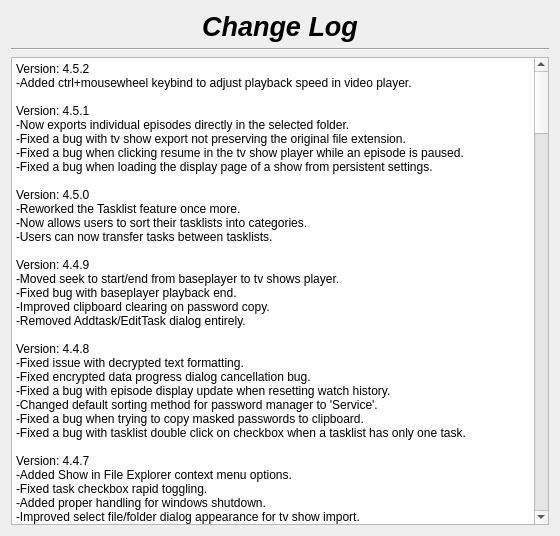
This is changelog.ui in therealMaPMaKeR/MMDiary as Qt 5 draws it before an edit. The edited form follows.
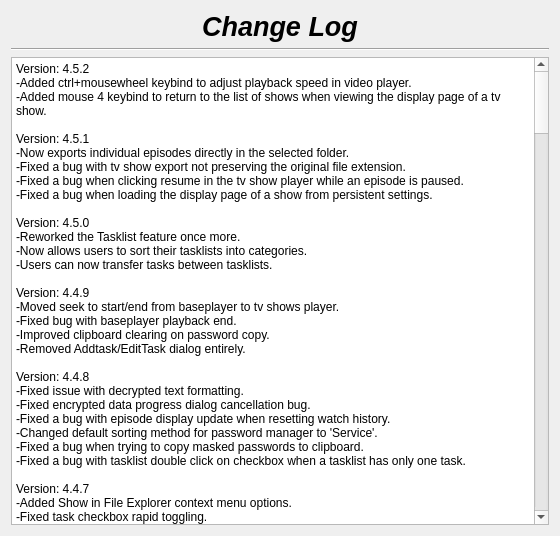
This is the edited form.

Commit message: added mouse4 keybind to tvshow display page

Patch:
```diff
--- a/changelog.ui
+++ b/changelog.ui
@@ -55,7 +55,7 @@
 li.unchecked::marker { content: &quot;\2610&quot;; }
 li.checked::marker { content: &quot;\2612&quot;; }
 &lt;/style&gt;&lt;/head&gt;&lt;body style=&quot; font-family:'Segoe UI'; font-size:9pt; font-weight:400; font-style:normal;&quot;&gt;
-&lt;p style=&quot; margin-top:0px; margin-bottom:0px; margin-left:0px; margin-right:0px; -qt-block-indent:0; text-indent:0px;&quot;&gt;Version: 4.5.2&lt;br /&gt;-Added ctrl+mousewheel keybind to adjust playback speed in video player.&lt;br /&gt;&lt;br /&gt;Version: 4.5.1&lt;br /&gt;-Now exports individual episodes directly in the selected folder.&lt;br /&gt;-Fixed a bug with tv show export not preserving the original file extension.&lt;/p&gt;
+&lt;p style=&quot; margin-top:0px; margin-bottom:0px; margin-left:0px; margin-right:0px; -qt-block-indent:0; text-indent:0px;&quot;&gt;Version: 4.5.2&lt;br /&gt;-Added ctrl+mousewheel keybind to adjust playback speed in video player.&lt;br /&gt;-Added mouse 4 keybind to return to the list of shows when viewing the display page of a tv show.&lt;br /&gt;&lt;br /&gt;Version: 4.5.1&lt;br /&gt;-Now exports individual episodes directly in the selected folder.&lt;br /&gt;-Fixed a bug with tv show export not preserving the original file extension.&lt;/p&gt;
 &lt;p style=&quot; margin-top:0px; margin-bottom:0px; margin-left:0px; margin-right:0px; -qt-block-indent:0; text-indent:0px;&quot;&gt;-Fixed a bug when clicking resume in the tv show player while an episode is paused.&lt;br /&gt;-Fixed a bug when loading the display page of a show from persistent settings.&lt;br /&gt;&lt;br /&gt;Version: 4.5.0&lt;br /&gt;-Reworked the Tasklist feature once more.&lt;br /&gt;-Now allows users to sort their tasklists into categories.&lt;/p&gt;
 &lt;p style=&quot; margin-top:0px; margin-bottom:0px; margin-left:0px; margin-right:0px; -qt-block-indent:0; text-indent:0px;&quot;&gt;-Users can now transfer tasks between tasklists.&lt;br /&gt;&lt;br /&gt;Version: 4.4.9&lt;br /&gt;-Moved seek to start/end from baseplayer to tv shows player.&lt;/p&gt;
 &lt;p style=&quot; margin-top:0px; margin-bottom:0px; margin-left:0px; margin-right:0px; -qt-block-indent:0; text-indent:0px;&quot;&gt;-Fixed bug with baseplayer playback end.&lt;br /&gt;-Improved clipboard clearing on password copy.&lt;br /&gt;-Removed Addtask/EditTask dialog entirely.&lt;br /&gt;&lt;br /&gt;Version: 4.4.8&lt;br /&gt;-Fixed issue with decrypted text formatting.&lt;/p&gt;
```
The commit also changes 1 other file.
